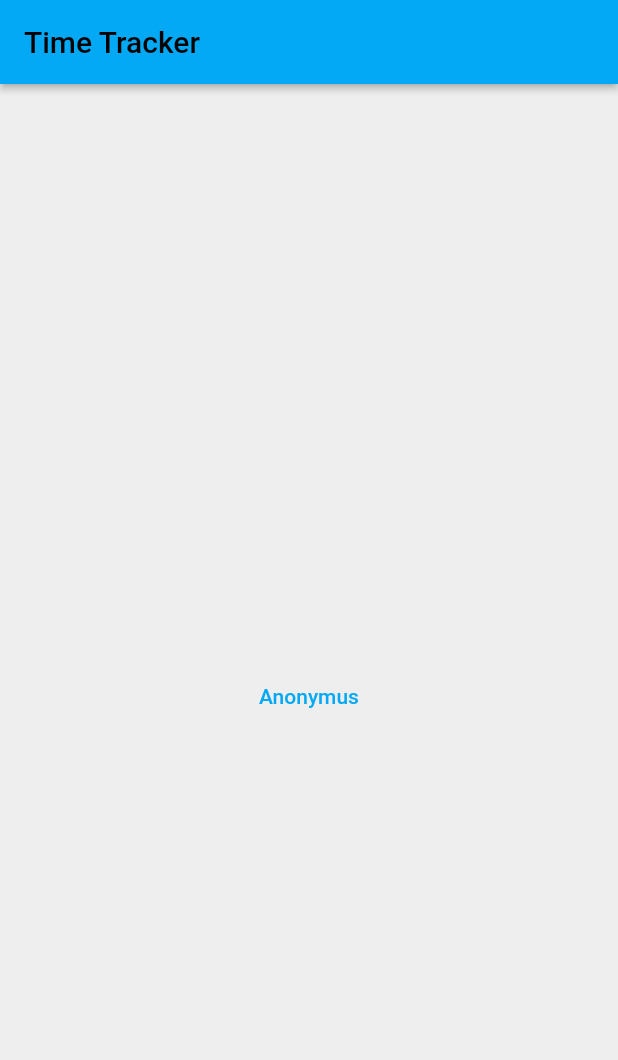
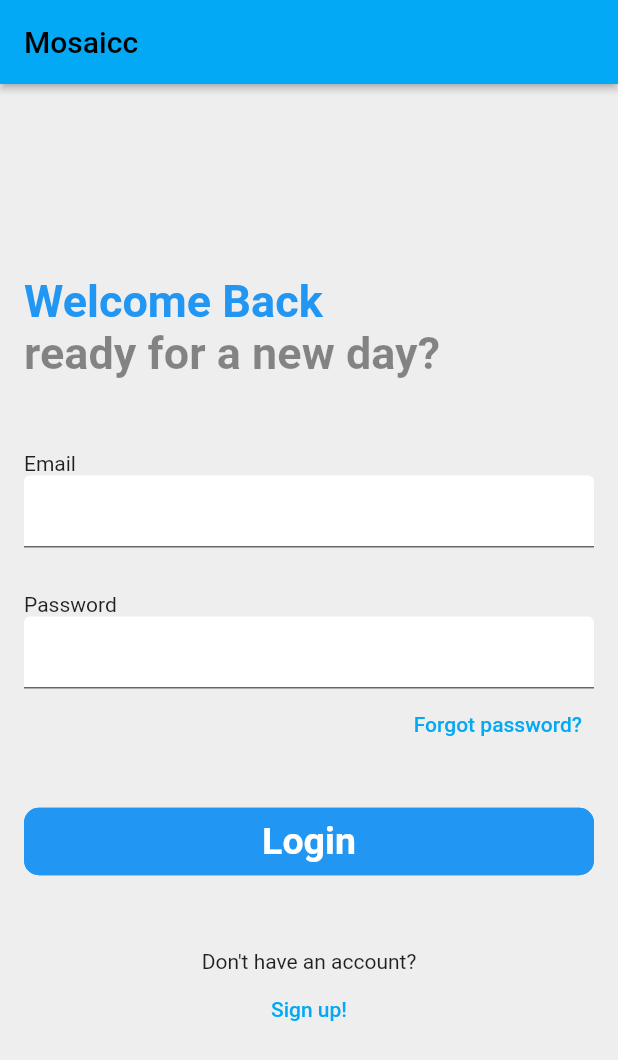
Before and after one commit to hamletSolanoD/MosaiccApp, a Flutter app: the screen it shows after launch, on a phone screen of 412 x 824 dp. Shown: the top 1060 px of the screen. Run offline on Flutter 3.47's test engine with Material 2 defaults, Android fonts, the light colour scheme and no system bars; our stand-ins replace audioplayers, carousel_slider, firebase_auth, firebase_core, google_sign_in; missing offline and left inert: dart:ffi, flutter_login_facebook; accounts and stored records are empty.

Commit message:
first login view

```diff
--- a/lib/Widgets/views/GeneralWidgets/signIn.dart
+++ b/lib/Widgets/views/GeneralWidgets/signIn.dart
@@ -1,8 +1,6 @@
-
 import 'package:firebase_auth/firebase_auth.dart';
 import 'package:flutter/material.dart';
 import 'package:mosaicc/Widgets/controllers/auth.dart';
-
 
 class signIn extends StatelessWidget {
   const signIn({
@@ -14,13 +12,14 @@ class signIn extends StatelessWidget {
   final bool isLoading;
   static const Key emailPasswordKey = Key('email-password');
 
-void _showSignInError(BuildContext context, Exception exception) {
+  void _showSignInError(BuildContext context, Exception exception) {
     if (exception is FirebaseException &&
         exception.code == 'ERROR_ABORTED_BY_USER') {
       return;
     }
-}
-Future<void> _signInAnonymously(BuildContext context) async {
+  }
+
+  Future<void> _signInAnonymously(BuildContext context) async {
     try {
       final credentials = await FirebaseAuth.instance.signInAnonymously();
       print('${credentials.user.uid}');
@@ -33,7 +32,7 @@ Future<void> _signInAnonymously(BuildContext context) async {
   Widget build(BuildContext context) {
     return Scaffold(
       appBar: AppBar(
-        title: Text('Time Tracker'),
+        title: Text('Mosaicc'),
         elevation: 2.0,
       ),
       body: _buildContent(context),
@@ -48,17 +47,61 @@ Future<void> _signInAnonymously(BuildContext context) async {
         mainAxisAlignment: MainAxisAlignment.center,
         crossAxisAlignment: CrossAxisAlignment.stretch,
         children: <Widget>[
-          SizedBox(height: 48.0),
+          Text(
+            "Welcome Back",
+            style: TextStyle(
+                color: Colors.blue, fontWeight: FontWeight.bold, fontSize: 30),
+          ),
+          Text(
+            "ready for a new day?",
+            style: TextStyle(
+                fontWeight: FontWeight.bold,
+                fontSize: 30,
+                color: Colors.black45),
+          ),
+          SizedBox(
+            height: 48,
+          ),
+          Text("Email"),
+          TextField(
+              decoration: InputDecoration(
+                  fillColor: Colors.white, filled: true, counterText: '')),
+          SizedBox(
+            height: 30,
+          ),
+          Text("Password"),
+          TextField(
+              decoration: InputDecoration(
+                  fillColor: Colors.white, filled: true, counterText: '')),
+          Align(
+            alignment: Alignment.centerRight,
+            child: TextButton(
+                onPressed: () => {}, child: Text("Forgot password?")),
+          ),
+          SizedBox(
+            height: 30,
+          ),
           TextButton(
-            child: Text("Anonymus"),
-            onPressed:  () =>_signInAnonymously(context),
+              onPressed: () => {_signInAnonymously(context)},
+              child: const Text("Login",
+                  style: TextStyle(
+                      fontSize: 25,
+                      fontWeight: FontWeight.bold,
+                      color: Colors.white)),
+              style: ButtonStyle(
+                  backgroundColor:
+                      MaterialStateProperty.all<Color>(Colors.blue),
+                  shape: MaterialStateProperty.all<RoundedRectangleBorder>(
+                      RoundedRectangleBorder(
+                          borderRadius: BorderRadius.circular(10.0),
+                          side: BorderSide(color: Colors.blue))))),
+          SizedBox(
+            height: 48,
           ),
+          Center(child: Text("Don't have an account?")),
+          TextButton(onPressed: () => {}, child: Text("Sign up!"))
         ],
       ),
     );
   }
-
-
-
-
 }
```
